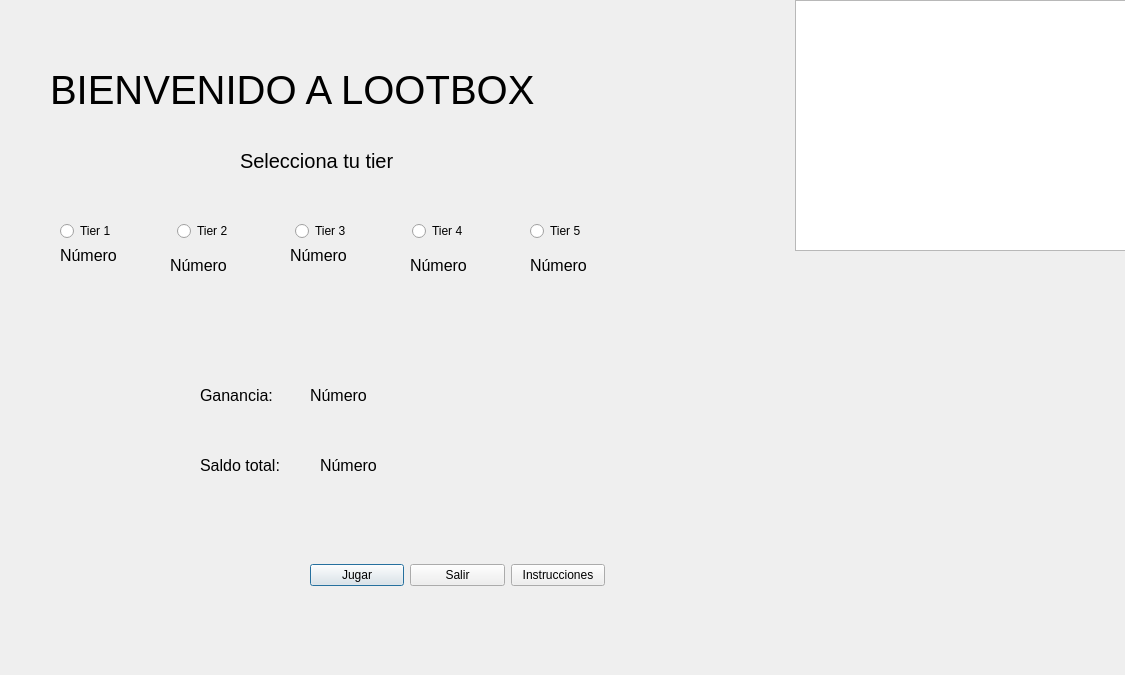
Old version of the form Codigo/Juego 3/Lootbox.ui in the repository Sr-Gomer/Proyecto-Final-Procesos-Estocasticos.
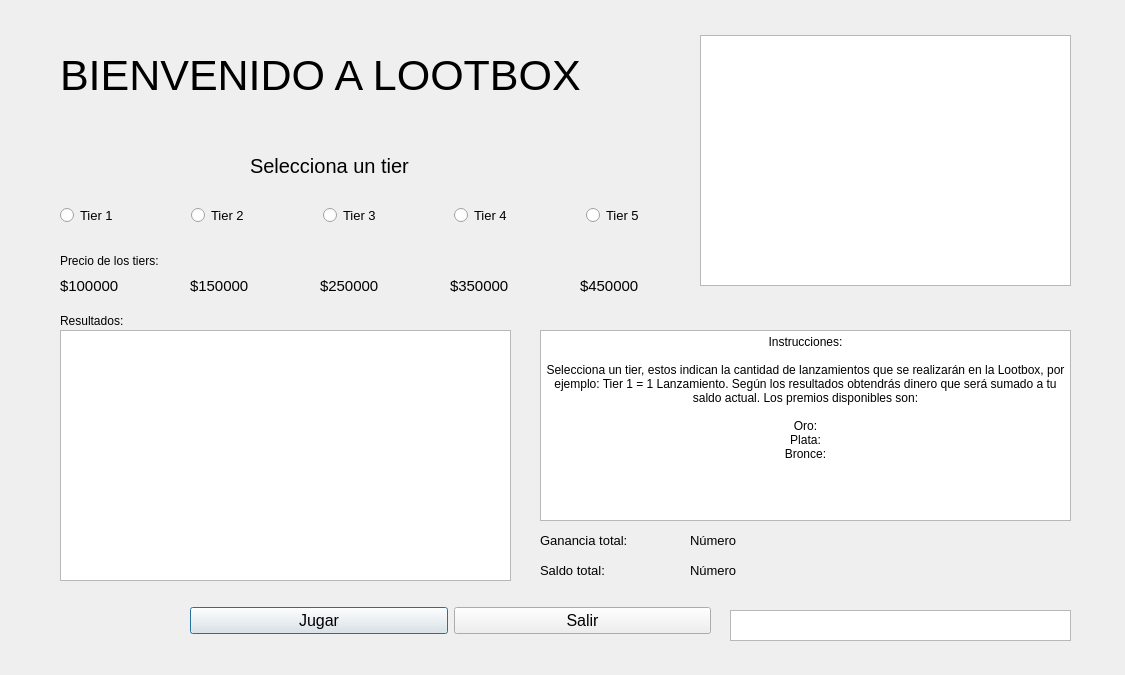
New version of the form.

Patch:
```diff
--- a/Codigo/Juego 3/Lootbox.ui
+++ b/Codigo/Juego 3/Lootbox.ui
@@ -19,15 +19,15 @@
   <widget class="QLabel" name="label">
    <property name="geometry">
     <rect>
-     <x>50</x>
-     <y>60</y>
-     <width>567</width>
-     <height>60</height>
+     <x>60</x>
+     <y>35</y>
+     <width>601</width>
+     <height>81</height>
     </rect>
    </property>
    <property name="font">
     <font>
-     <pointsize>30</pointsize>
+     <pointsize>32</pointsize>
     </font>
    </property>
    <property name="text">
@@ -37,9 +37,9 @@
   <widget class="QGraphicsView" name="graphicsView">
    <property name="geometry">
     <rect>
-     <x>795</x>
-     <y>0</y>
-     <width>331</width>
+     <x>700</x>
+     <y>35</y>
+     <width>371</width>
      <height>251</height>
     </rect>
    </property>
@@ -47,8 +47,8 @@
   <widget class="QLabel" name="label_2">
    <property name="geometry">
     <rect>
-     <x>240</x>
-     <y>150</y>
+     <x>250</x>
+     <y>155</y>
      <width>201</width>
      <height>21</height>
     </rect>
@@ -59,21 +59,26 @@
     </font>
    </property>
    <property name="text">
-    <string>Selecciona tu tier</string>
+    <string>Selecciona un tier</string>
    </property>
   </widget>
   <widget class="QWidget" name="gridLayoutWidget">
    <property name="geometry">
     <rect>
-     <x>310</x>
-     <y>560</y>
-     <width>295</width>
-     <height>31</height>
+     <x>190</x>
+     <y>595</y>
+     <width>521</width>
+     <height>51</height>
     </rect>
    </property>
    <layout class="QHBoxLayout" name="horizontalLayout_4">
     <item>
      <widget class="QPushButton" name="btnPlay">
+      <property name="font">
+       <font>
+        <pointsize>12</pointsize>
+       </font>
+      </property>
       <property name="text">
        <string>Jugar</string>
       </property>
@@ -81,27 +86,25 @@
     </item>
     <item>
      <widget class="QPushButton" name="btnExit">
+      <property name="font">
+       <font>
+        <pointsize>12</pointsize>
+       </font>
+      </property>
       <property name="text">
        <string>Salir</string>
       </property>
      </widget>
     </item>
-    <item>
-     <widget class="QPushButton" name="btnInstructions">
-      <property name="text">
-       <string>Instrucciones</string>
-      </property>
-     </widget>
-    </item>
    </layout>
   </widget>
   <widget class="QWidget" name="layoutWidget">
    <property name="geometry">
     <rect>
      <x>60</x>
-     <y>220</y>
-     <width>531</width>
-     <height>22</height>
+     <y>195</y>
+     <width>601</width>
+     <height>41</height>
     </rect>
    </property>
    <layout class="QHBoxLayout" name="horizontalLayout">
@@ -110,6 +113,11 @@
     </property>
     <item>
      <widget class="QRadioButton" name="rbtnTier1">
+      <property name="font">
+       <font>
+        <pointsize>10</pointsize>
+       </font>
+      </property>
       <property name="text">
        <string>Tier 1</string>
       </property>
@@ -117,6 +125,11 @@
     </item>
     <item>
      <widget class="QRadioButton" name="rbtnTier2">
+      <property name="font">
+       <font>
+        <pointsize>10</pointsize>
+       </font>
+      </property>
       <property name="text">
        <string>Tier 2</string>
       </property>
@@ -124,6 +137,11 @@
     </item>
     <item>
      <widget class="QRadioButton" name="rbtnTier3">
+      <property name="font">
+       <font>
+        <pointsize>10</pointsize>
+       </font>
+      </property>
       <property name="text">
        <string>Tier 3</string>
       </property>
@@ -131,6 +149,11 @@
     </item>
     <item>
      <widget class="QRadioButton" name="rbtnTier4">
+      <property name="font">
+       <font>
+        <pointsize>10</pointsize>
+       </font>
+      </property>
       <property name="text">
        <string>Tier 4</string>
       </property>
@@ -138,6 +161,11 @@
     </item>
     <item>
      <widget class="QRadioButton" name="rbtnTier5">
+      <property name="font">
+       <font>
+        <pointsize>10</pointsize>
+       </font>
+      </property>
       <property name="text">
        <string>Tier 5</string>
       </property>
@@ -148,33 +176,33 @@
   <widget class="QLabel" name="label_3">
    <property name="geometry">
     <rect>
-     <x>200</x>
-     <y>380</y>
-     <width>101</width>
-     <height>31</height>
+     <x>540</x>
+     <y>520</y>
+     <width>141</width>
+     <height>40</height>
     </rect>
    </property>
    <property name="font">
     <font>
-     <pointsize>12</pointsize>
+     <pointsize>10</pointsize>
     </font>
    </property>
    <property name="text">
-    <string>Ganancia:</string>
+    <string>Ganancia total:</string>
    </property>
   </widget>
   <widget class="QLabel" name="ganancia">
    <property name="geometry">
     <rect>
-     <x>310</x>
-     <y>380</y>
-     <width>101</width>
-     <height>31</height>
+     <x>690</x>
+     <y>520</y>
+     <width>461</width>
+     <height>40</height>
     </rect>
    </property>
    <property name="font">
     <font>
-     <pointsize>12</pointsize>
+     <pointsize>10</pointsize>
     </font>
    </property>
    <property name="text">
@@ -184,15 +212,15 @@
   <widget class="QLabel" name="label_5">
    <property name="geometry">
     <rect>
-     <x>200</x>
-     <y>450</y>
+     <x>540</x>
+     <y>550</y>
      <width>101</width>
-     <height>31</height>
+     <height>40</height>
     </rect>
    </property>
    <property name="font">
     <font>
-     <pointsize>12</pointsize>
+     <pointsize>10</pointsize>
     </font>
    </property>
    <property name="text">
@@ -202,109 +230,200 @@
   <widget class="QLabel" name="saldoTotal">
    <property name="geometry">
     <rect>
+     <x>690</x>
+     <y>550</y>
+     <width>461</width>
+     <height>40</height>
+    </rect>
+   </property>
+   <property name="font">
+    <font>
+     <pointsize>10</pointsize>
+    </font>
+   </property>
+   <property name="text">
+    <string>Número</string>
+   </property>
+  </widget>
+  <widget class="QLabel" name="price1">
+   <property name="geometry">
+    <rect>
+     <x>60</x>
+     <y>270</y>
+     <width>101</width>
+     <height>31</height>
+    </rect>
+   </property>
+   <property name="font">
+    <font>
+     <pointsize>11</pointsize>
+    </font>
+   </property>
+   <property name="text">
+    <string>$100000</string>
+   </property>
+  </widget>
+  <widget class="QLabel" name="price2">
+   <property name="geometry">
+    <rect>
+     <x>190</x>
+     <y>270</y>
+     <width>101</width>
+     <height>31</height>
+    </rect>
+   </property>
+   <property name="font">
+    <font>
+     <pointsize>11</pointsize>
+    </font>
+   </property>
+   <property name="text">
+    <string>$150000</string>
+   </property>
+  </widget>
+  <widget class="QLabel" name="price3">
+   <property name="geometry">
+    <rect>
      <x>320</x>
-     <y>450</y>
+     <y>270</y>
      <width>101</width>
      <height>31</height>
     </rect>
    </property>
    <property name="font">
     <font>
-     <pointsize>12</pointsize>
+     <pointsize>11</pointsize>
     </font>
    </property>
    <property name="text">
-    <string>Número</string>
+    <string>$250000</string>
    </property>
   </widget>
   <widget class="QLabel" name="label_7">
    <property name="geometry">
     <rect>
-     <x>60</x>
-     <y>240</y>
+     <x>450</x>
+     <y>270</y>
      <width>101</width>
      <height>31</height>
     </rect>
    </property>
    <property name="font">
     <font>
-     <pointsize>12</pointsize>
+     <pointsize>11</pointsize>
     </font>
    </property>
    <property name="text">
-    <string>Número</string>
+    <string>$350000</string>
    </property>
   </widget>
   <widget class="QLabel" name="label_8">
    <property name="geometry">
     <rect>
-     <x>170</x>
-     <y>250</y>
+     <x>580</x>
+     <y>270</y>
      <width>101</width>
      <height>31</height>
     </rect>
    </property>
    <property name="font">
     <font>
-     <pointsize>12</pointsize>
+     <pointsize>11</pointsize>
     </font>
    </property>
    <property name="text">
-    <string>Número</string>
+    <string>$450000</string>
    </property>
   </widget>
-  <widget class="QLabel" name="label_9">
+  <widget class="QListView" name="resultados">
    <property name="geometry">
     <rect>
-     <x>290</x>
-     <y>240</y>
-     <width>101</width>
-     <height>31</height>
+     <x>60</x>
+     <y>330</y>
+     <width>451</width>
+     <height>251</height>
     </rect>
    </property>
+  </widget>
+  <widget class="QTextEdit" name="textEdit">
+   <property name="geometry">
+    <rect>
+     <x>540</x>
+     <y>330</y>
+     <width>531</width>
+     <height>191</height>
+    </rect>
+   </property>
    <property name="font">
     <font>
-     <pointsize>12</pointsize>
+     <pointsize>9</pointsize>
     </font>
    </property>
-   <property name="text">
-    <string>Número</string>
+   <property name="html">
+    <string>&lt;!DOCTYPE HTML PUBLIC &quot;-//W3C//DTD HTML 4.0//EN&quot; &quot;http://www.w3.org/TR/REC-html40/strict.dtd&quot;&gt;
+&lt;html&gt;&lt;head&gt;&lt;meta name=&quot;qrichtext&quot; content=&quot;1&quot; /&gt;&lt;style type=&quot;text/css&quot;&gt;
+p, li { white-space: pre-wrap; }
+&lt;/style&gt;&lt;/head&gt;&lt;body style=&quot; font-family:'MS Shell Dlg 2'; font-size:9pt; font-weight:400; font-style:normal;&quot;&gt;
+&lt;p align=&quot;center&quot; style=&quot; margin-top:0px; margin-bottom:0px; margin-left:0px; margin-right:0px; -qt-block-indent:0; text-indent:0px;&quot;&gt;Instrucciones:&lt;/p&gt;
+&lt;p align=&quot;center&quot; style=&quot;-qt-paragraph-type:empty; margin-top:0px; margin-bottom:0px; margin-left:0px; margin-right:0px; -qt-block-indent:0; text-indent:0px;&quot;&gt;&lt;br /&gt;&lt;/p&gt;
+&lt;p align=&quot;center&quot; style=&quot; margin-top:0px; margin-bottom:0px; margin-left:0px; margin-right:0px; -qt-block-indent:0; text-indent:0px;&quot;&gt;Selecciona un tier, estos indican la cantidad de lanzamientos que se realizarán en la Lootbox, por ejemplo: Tier 1 = 1 Lanzamiento. Según los resultados obtendrás dinero que será sumado a tu saldo actual. Los premios disponibles son:&lt;/p&gt;
+&lt;p align=&quot;center&quot; style=&quot;-qt-paragraph-type:empty; margin-top:0px; margin-bottom:0px; margin-left:0px; margin-right:0px; -qt-block-indent:0; text-indent:0px;&quot;&gt;&lt;br /&gt;&lt;/p&gt;
+&lt;p align=&quot;center&quot; style=&quot; margin-top:0px; margin-bottom:0px; margin-left:0px; margin-right:0px; -qt-block-indent:0; text-indent:0px;&quot;&gt;Oro:&lt;/p&gt;
+&lt;p align=&quot;center&quot; style=&quot; margin-top:0px; margin-bottom:0px; margin-left:0px; margin-right:0px; -qt-block-indent:0; text-indent:0px;&quot;&gt;Plata:&lt;/p&gt;
+&lt;p align=&quot;center&quot; style=&quot; margin-top:0px; margin-bottom:0px; margin-left:0px; margin-right:0px; -qt-block-indent:0; text-indent:0px;&quot;&gt;Bronce:&lt;/p&gt;&lt;/body&gt;&lt;/html&gt;</string>
    </property>
   </widget>
   <widget class="QLabel" name="label_10">
    <property name="geometry">
     <rect>
-     <x>410</x>
-     <y>250</y>
+     <x>60</x>
+     <y>310</y>
      <width>101</width>
-     <height>31</height>
+     <height>21</height>
     </rect>
    </property>
    <property name="font">
     <font>
-     <pointsize>12</pointsize>
+     <pointsize>9</pointsize>
     </font>
    </property>
    <property name="text">
-    <string>Número</string>
+    <string>Resultados:</string>
    </property>
   </widget>
   <widget class="QLabel" name="label_11">
    <property name="geometry">
     <rect>
-     <x>530</x>
+     <x>60</x>
      <y>250</y>
-     <width>101</width>
-     <height>31</height>
+     <width>121</width>
+     <height>21</height>
     </rect>
    </property>
    <property name="font">
     <font>
-     <pointsize>12</pointsize>
+     <pointsize>9</pointsize>
     </font>
    </property>
    <property name="text">
-    <string>Número</string>
+    <string>Precio de los tiers:</string>
+   </property>
+  </widget>
+  <widget class="QTextEdit" name="recharge">
+   <property name="geometry">
+    <rect>
+     <x>730</x>
+     <y>610</y>
+     <width>341</width>
+     <height>31</height>
+    </rect>
+   </property>
+   <property name="html">
+    <string>&lt;!DOCTYPE HTML PUBLIC &quot;-//W3C//DTD HTML 4.0//EN&quot; &quot;http://www.w3.org/TR/REC-html40/strict.dtd&quot;&gt;
+&lt;html&gt;&lt;head&gt;&lt;meta name=&quot;qrichtext&quot; content=&quot;1&quot; /&gt;&lt;style type=&quot;text/css&quot;&gt;
+p, li { white-space: pre-wrap; }
+&lt;/style&gt;&lt;/head&gt;&lt;body style=&quot; font-family:'MS Shell Dlg 2'; font-size:7.8pt; font-weight:400; font-style:normal;&quot;&gt;
+&lt;p align=&quot;center&quot; style=&quot;-qt-paragraph-type:empty; margin-top:0px; margin-bottom:0px; margin-left:0px; margin-right:0px; -qt-block-indent:0; text-indent:0px;&quot;&gt;&lt;br /&gt;&lt;/p&gt;&lt;/body&gt;&lt;/html&gt;</string>
    </property>
   </widget>
  </widget>
```
Left out of the diff: 8 changed lines with no effect on the pictures.
